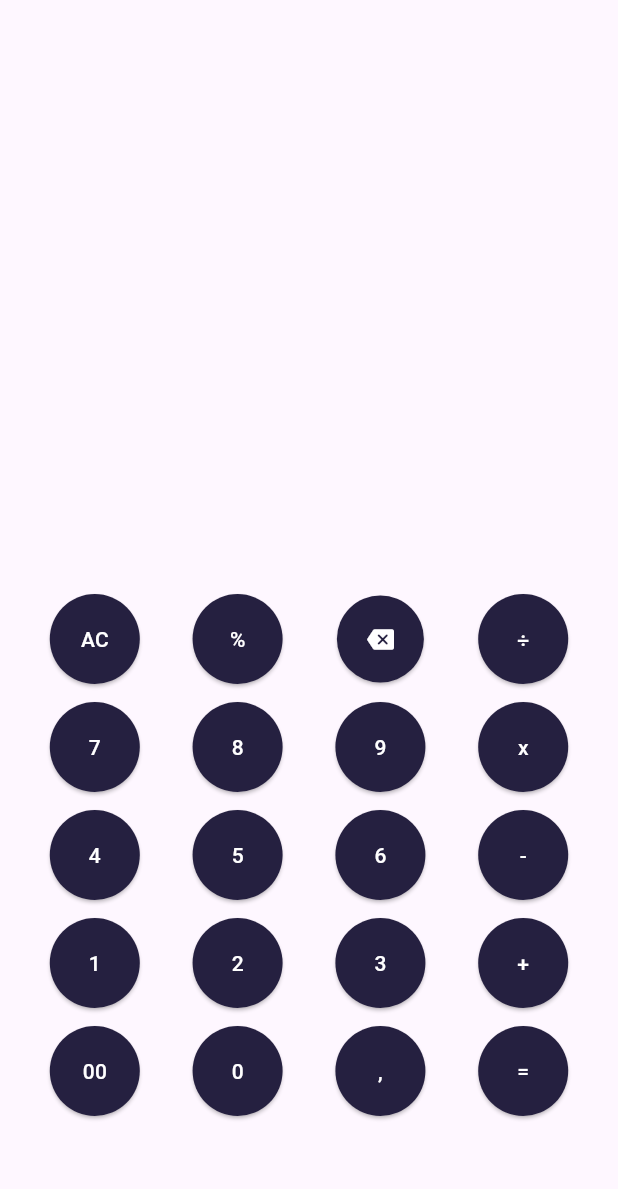
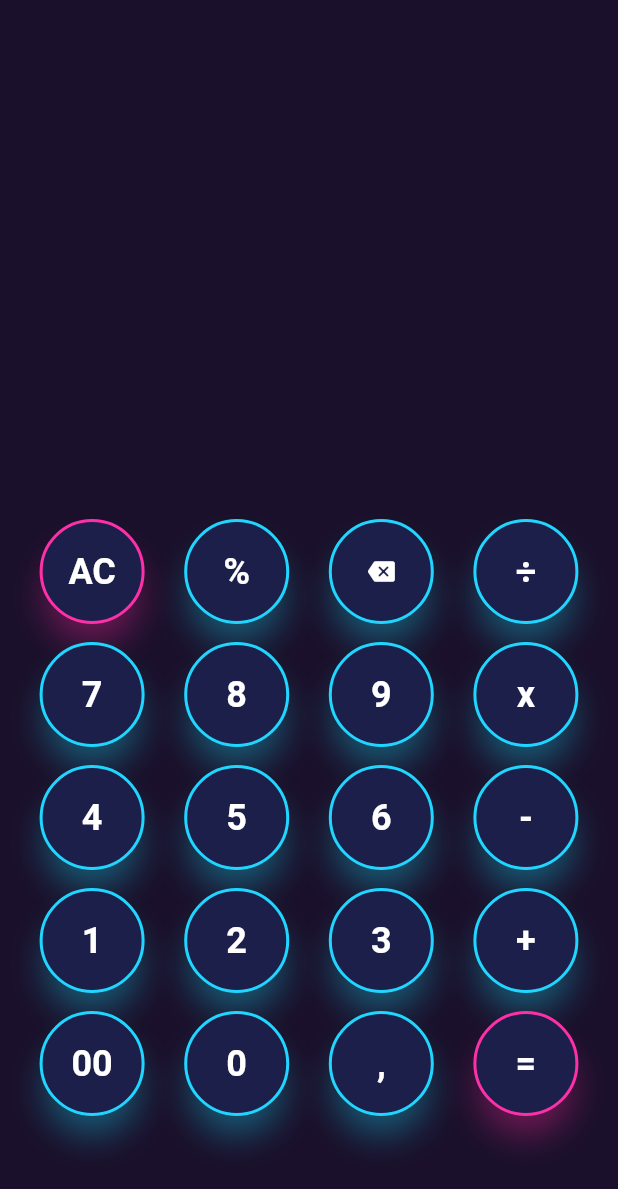
Before and after one commit to samuel181818/Calculadora_Vice_City, a Flutter app: the screen it shows after launch, on a phone screen of 412 x 824 dp. Shown: the top 1189 px of the screen. Run offline on Flutter 3.47's test engine with Material 3 defaults, Android fonts, the phone set to English and light mode, and no system bars.

Commit message:
creamos un metodo reutilizable con botones neon

```diff
--- a/lib/main.dart
+++ b/lib/main.dart
@@ -2,7 +2,12 @@
 import 'package:flutter/material.dart';
 
 void main() {
-  runApp(const MaterialApp(home: MyWidget()));
+  runApp(
+    const MaterialApp(
+      debugShowCheckedModeBanner: false,
+      home: MyWidget(),
+    ),
+  );
 }
 
 class MyWidget extends StatefulWidget {
@@ -13,17 +18,38 @@ class MyWidget extends StatefulWidget {
 }
 
 class _MyWidgetState extends State<MyWidget> {
+
+  // Metodo para crear los botones
+  Widget botonVice(String texto, {bool rosa = false, IconData? icono}) {
+    final colorNeon = rosa
+        ? const Color(0xFFFF2FA8)
+        : const Color(0xFF20D6FF);
+
+    return ElevatedButton(
+      onPressed: () {},
+      style: ElevatedButton.styleFrom(
+        backgroundColor: const Color(0xFF1C1F4A),
+        foregroundColor: Colors.white,
+        fixedSize: const Size(70, 70),
+        padding: EdgeInsets.zero,
+        shape: CircleBorder(
+          side: BorderSide(color: colorNeon, width: 2),
+        ),
+        shadowColor: colorNeon,
+        elevation: 8,
+        textStyle: const TextStyle(
+          fontSize: 24,
+          fontWeight: FontWeight.bold,
+        ),
+      ),
+      child: icono != null ? Icon(icono) : Text(texto),
+    );
+  }
+
   @override
   Widget build(BuildContext context) {
-
-    final estiloBoton = ElevatedButton.styleFrom(
-  backgroundColor: const Color(0xFF252040),
-  foregroundColor: Colors.white,
-  shape: const CircleBorder(),
-  padding: const EdgeInsets.all(20),
-);
-
     return Scaffold(
+      backgroundColor: const Color(0xFF1A102B),
       body: Padding(
         padding: const EdgeInsets.only(bottom: 80),
         child: Column(
@@ -32,26 +58,10 @@ class _MyWidgetState extends State<MyWidget> {
             Row(
               mainAxisAlignment: MainAxisAlignment.spaceEvenly,
               children: [
-                ElevatedButton(
-                  onPressed: () {},
-                  style: estiloBoton,
-                  child: const Text('AC'),
-                ),
-                ElevatedButton(
-                  onPressed: () {},
-                  style: estiloBoton,
-                  child: const Text('%'),
-                ),
-                ElevatedButton(
-                  onPressed: () {},
-                  style: estiloBoton,
-                  child: const Icon(Icons.backspace_rounded),
-                ),
-                ElevatedButton(
-                  onPressed: () {},
-                  style: estiloBoton,
-                  child: const Text('÷'),
-                ),
+                botonVice('AC', rosa: true),
+                botonVice('%'),
+                botonVice('', icono: Icons.backspace_rounded),
+                botonVice('÷'),
               ],
             ),
 
@@ -60,26 +70,10 @@ class _MyWidgetState extends State<MyWidget> {
             Row(
               mainAxisAlignment: MainAxisAlignment.spaceEvenly,
               children: [
-                ElevatedButton(
-                  onPressed: () {},
-                  style: estiloBoton,
-                  child: const Text('7'),
-                ),
-                ElevatedButton(
-                  onPressed: () {},
-                  style: estiloBoton,
-                  child: const Text('8'),
-                ),
-                ElevatedButton(
-                  onPressed: () {},
-                  style: estiloBoton,
-                  child: const Text('9'),
-                ),
-                ElevatedButton(
-                  onPressed: () {},
-                  style: estiloBoton,
-                  child: const Text('x'),
-                ),
+                botonVice('7'),
+                botonVice('8'),
+                botonVice('9'),
+                botonVice('x'),
               ],
             ),
 
@@ -88,26 +82,10 @@ class _MyWidgetState extends State<MyWidget> {
             Row(
               mainAxisAlignment: MainAxisAlignment.spaceEvenly,
               children: [
-                ElevatedButton(
-                  onPressed: () {},
-                  style: estiloBoton,
-                  child: const Text('4'),
-                ),
-                ElevatedButton(
-                  onPressed: () {},
-                  style: estiloBoton,
-                  child: const Text('5'),
-                ),
-                ElevatedButton(
-                  onPressed: () {},
-                  style: estiloBoton,
-                  child: const Text('6'),
-                ),
-                ElevatedButton(
-                  onPressed: () {},
-                  style: estiloBoton,
-                  child: const Text('-'),
-                ),
+                botonVice('4'),
+                botonVice('5'),
+                botonVice('6'),
+                botonVice('-'),
               ],
             ),
 
@@ -116,26 +94,10 @@ class _MyWidgetState extends State<MyWidget> {
             Row(
               mainAxisAlignment: MainAxisAlignment.spaceEvenly,
               children: [
-                ElevatedButton(
-                  onPressed: () {},
-                  style: estiloBoton,
-                  child: const Text('1'),
-                ),
-                ElevatedButton(
-                  onPressed: () {},
-                  style: estiloBoton,
-                  child: const Text('2'),
-                ),
-                ElevatedButton(
-                  onPressed: () {},
-                  style: estiloBoton,
-                  child: const Text('3'),
-                ),
-                ElevatedButton(
-                  onPressed: () {},
-                  style: estiloBoton,
-                  child: const Text('+'),
-                ),
+                botonVice('1'),
+                botonVice('2'),
+                botonVice('3'),
+                botonVice('+'),
               ],
             ),
 
@@ -144,26 +106,10 @@ class _MyWidgetState extends State<MyWidget> {
             Row(
               mainAxisAlignment: MainAxisAlignment.spaceEvenly,
               children: [
-                ElevatedButton(
-                  onPressed: () {},
-                  style: estiloBoton,
-                  child: const Text('00'),
-                ),
-                ElevatedButton(
-                  onPressed: () {},
-                  style: estiloBoton,
-                  child: const Text('0'),
-                ),
-                ElevatedButton(
-                  onPressed: () {},
-                  style: estiloBoton,
-                  child: const Text(','),
-                ),
-                ElevatedButton(
-                  onPressed: () {},
-                  style: estiloBoton,
-                  child: const Text('='),
-                ),
+                botonVice('00'),
+                botonVice('0'),
+                botonVice(','),
+                botonVice('=', rosa: true),
               ],
             ),
           ],
```
